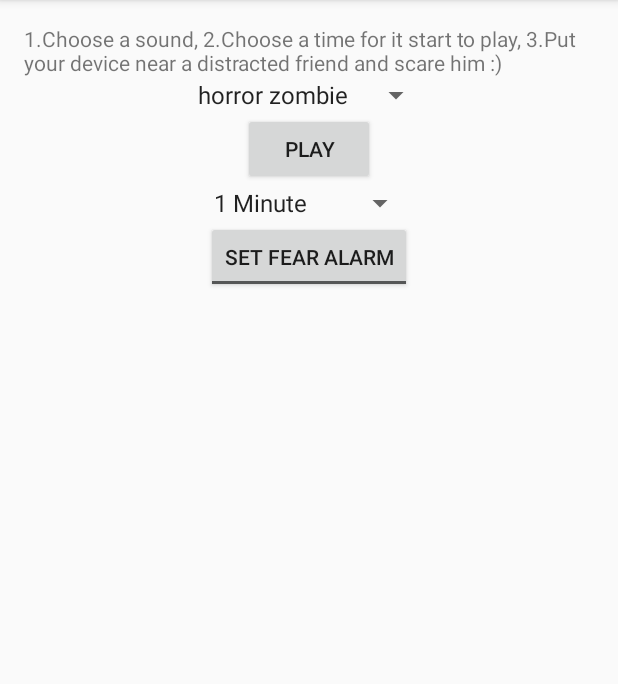
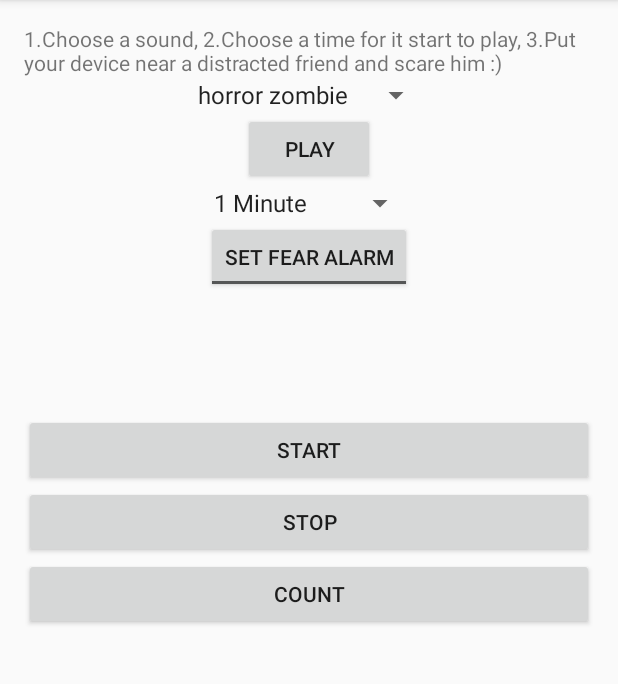
Before and after one commit to julio-cezar/SkullLight, an Android app: the PrankActivity screen opened directly, with no data from a screen before it, on a phone screen of 412 x 824 dp, the part 84-768 px from its top. Run offline under Robolectric (Android 15) with nearby library versions, the phone set to English and light mode, and no system bars.

Commit message:
Implementando PrankActivity e ServiceTimer

```diff
--- a/app/src/main/AndroidManifest.xml
+++ b/app/src/main/AndroidManifest.xml
@@ -80,7 +80,8 @@
         <activity android:name=".PrankActivity" />
         <activity android:name=".SkullCamera"></activity>
 
-        <service android:enabled="true" android:name=".ServiceTimer"/>
+        <service  android:name=".ServiceTimer" android:label=".ServiceTimer">
+        </service>
     </application>
 
 </manifest>
--- /dev/null
+++ b/app/src/main/java/br/com/maracujasoftware/skulllight/TimeLeftListener.java
@@ -0,0 +1,8 @@
+package br.com.maracujasoftware.skulllight;
+
+/**
+ * Created by julio on 23/08/2016.
+ */
+public interface TimeLeftListener {
+    public String getTimeLeft();
+}
--- a/app/src/main/res/layout/activity_prank.xml
+++ b/app/src/main/res/layout/activity_prank.xml
@@ -50,4 +50,25 @@
         android:id="@+id/tvTime"
         android:textSize="60sp"
         android:layout_gravity="center_horizontal"/>
+
+    <Button
+        android:id="@+id/button1"
+        android:layout_width="match_parent"
+        android:layout_height="wrap_content"
+        android:text="Start"
+        android:onClick="startService" />
+
+    <Button
+        android:id="@+id/button2"
+        android:layout_width="match_parent"
+        android:layout_height="wrap_content"
+        android:text="Stop"
+        android:onClick="stopService" />
+
+    <Button
+        android:id="@+id/button3"
+        android:layout_width="match_parent"
+        android:layout_height="wrap_content"
+        android:text="Count"
+        android:onClick="getTimeLeft" />
 </LinearLayout>
```
Also changed, not shown: app/src/main/java/br/com/maracujasoftware/skulllight/PrankActivity.java (+97 -47 lines), app/src/main/java/br/com/maracujasoftware/skulllight/ServiceTimer.java (+72 -36 lines).
